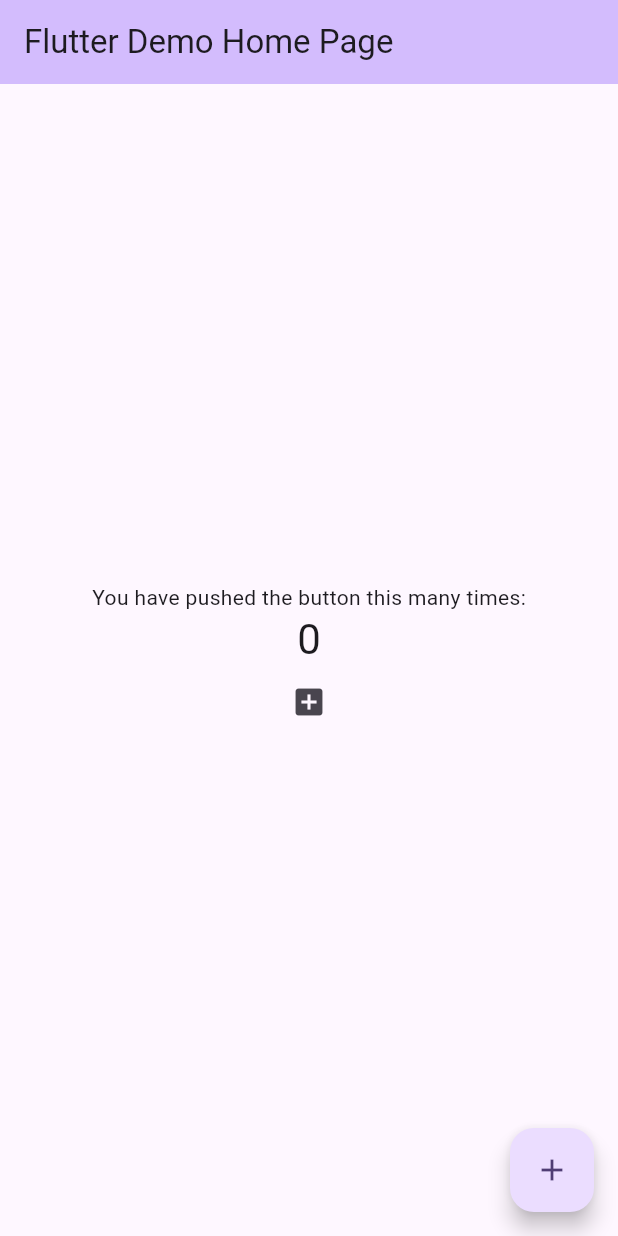
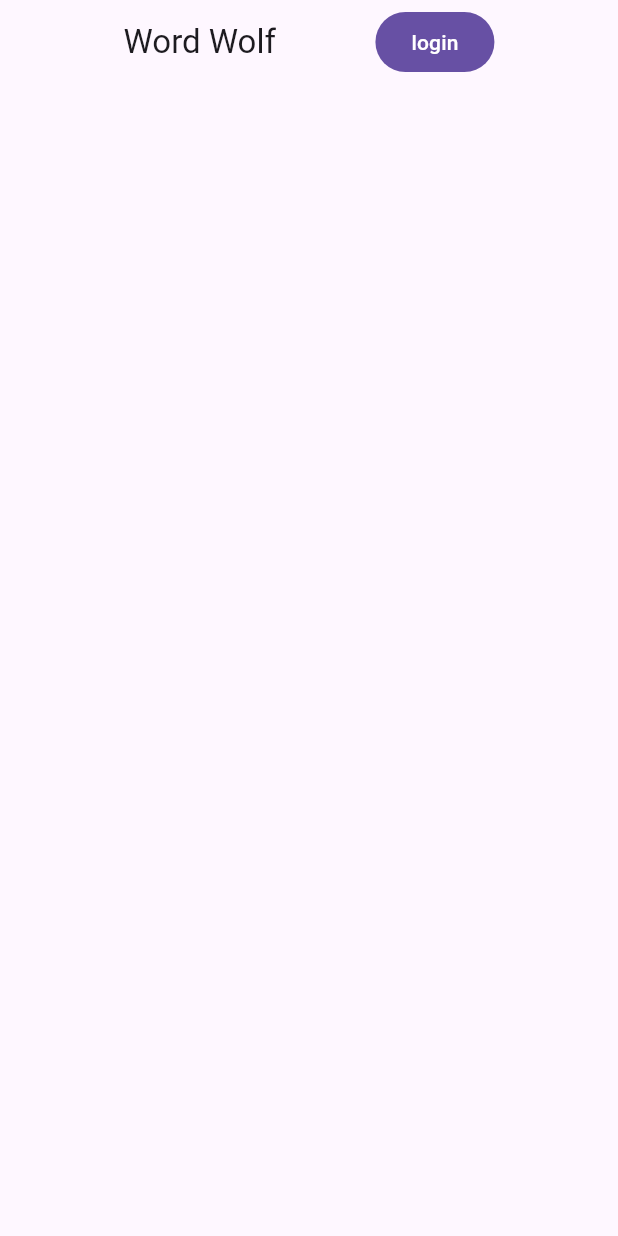
Before and after one commit to seyed0123/word-wolf, a Flutter app: the screen it shows after launch, on a phone screen of 412 x 824 dp. Run offline on Flutter 3.47's test engine with Material 3 defaults, Android fonts, the light colour scheme and no system bars.

Commit message:
login & sign up page UI done

```diff
--- /dev/null
+++ b/lib/home/home.dart
@@ -0,0 +1,26 @@
+import 'package:flutter/material.dart';
+
+
+class Home extends StatefulWidget {
+  const Home({Key? key}) : super(key: key);
+
+  @override
+  State<Home> createState() => _HomeState();
+}
+
+class _HomeState extends State<Home> {
+  @override
+  Widget build(BuildContext context) {
+    return Scaffold(
+      appBar: AppBar(
+        title: Row(
+          mainAxisAlignment: MainAxisAlignment.spaceEvenly,
+          children: [
+            Text('Word Wolf'),
+            FilledButton(onPressed: (){Navigator.pushNamed(context, '/login');}, child: Text("login"))
+          ],
+        ),
+      ),
+    );
+  }
+}
--- a/lib/main.dart
+++ b/lib/main.dart
@@ -1,4 +1,7 @@
 import 'package:flutter/material.dart';
+import 'package:word_wolf/login/login.dart';
+import 'package:word_wolf/home/home.dart';
+import 'package:word_wolf/login/sign_up.dart';
 
 void main() {
   runApp(const MyApp());
@@ -10,101 +13,11 @@ class MyApp extends StatelessWidget {
   @override
   Widget build(BuildContext context) {
     return MaterialApp(
-      title: 'Flutter Demo',
-      theme: ThemeData(
-        colorScheme: ColorScheme.fromSeed(seedColor: Colors.deepPurple),
-        useMaterial3: true,
-      ),
-      home: const MyHomePage(title: 'Flutter Demo Home Page'),
+      routes: {
+        '/': (context) =>  const Home() ,
+        '/login': (context) =>  const login(),
+        '/sign_up':(context) => const Sign_up(),
+      },
     );
   }
 }
-
-class MyHomePage extends StatefulWidget {
-  const MyHomePage({super.key, required this.title});
-
-  // This widget is the home page of your application. It is stateful, meaning
-  // that it has a State object (defined below) that contains fields that affect
-  // how it looks.
-
-  // This class is the configuration for the state. It holds the values (in this
-  // case the title) provided by the parent (in this case the App widget) and
-  // used by the build method of the State. Fields in a Widget subclass are
-  // always marked "final".
-
-  final String title;
-
-  @override
-  State<MyHomePage> createState() => _MyHomePageState();
-}
-
-class _MyHomePageState extends State<MyHomePage> {
-  int _counter = 0;
-
-  void _incrementCounter() {
-    setState(() {
-      // This call to setState tells the Flutter framework that something has
-      // changed in this State, which causes it to rerun the build method below
-      // so that the display can reflect the updated values. If we changed
-      // _counter without calling setState(), then the build method would not be
-      // called again, and so nothing would appear to happen.
-      _counter++;
-    });
-  }
-
-  @override
-  Widget build(BuildContext context) {
-    // This method is rerun every time setState is called, for instance as done
-    // by the _incrementCounter method above.
-    //
-    // The Flutter framework has been optimized to make rerunning build methods
-    // fast, so that you can just rebuild anything that needs updating rather
-    // than having to individually change instances of widgets.
-    return Scaffold(
-      appBar: AppBar(
-        // TRY THIS: Try changing the color here to a specific color (to
-        // Colors.amber, perhaps?) and trigger a hot reload to see the AppBar
-        // change color while the other colors stay the same.
-        backgroundColor: Theme.of(context).colorScheme.inversePrimary,
-        // Here we take the value from the MyHomePage object that was created by
-        // the App.build method, and use it to set our appbar title.
-        title: Text(widget.title),
-      ),
-      body: Center(
-        // Center is a layout widget. It takes a single child and positions it
-        // in the middle of the parent.
-        child: Column(
-          // Column is also a layout widget. It takes a list of children and
-          // arranges them vertically. By default, it sizes itself to fit its
-          // children horizontally, and tries to be as tall as its parent.
-          //
-          // Column has various properties to control how it sizes itself and
-          // how it positions its children. Here we use mainAxisAlignment to
-          // center the children vertically; the main axis here is the vertical
-          // axis because Columns are vertical (the cross axis would be
-          // horizontal).
-          //
-          // TRY THIS: Invoke "debug painting" (choose the "Toggle Debug Paint"
-          // action in the IDE, or press "p" in the console), to see the
-          // wireframe for each widget.
-          mainAxisAlignment: MainAxisAlignment.center,
-          children: <Widget>[
-            const Text(
-              'You have pushed the button this many times:',
-            ),
-            Text(
-              '$_counter',
-              style: Theme.of(context).textTheme.headlineMedium,
-            ),
-            IconButton(onPressed: _incrementCounter, icon: const Icon(Icons.add_box),tooltip: 'Increment',)
-          ],
-        ),
-      ),
-      floatingActionButton: FloatingActionButton(
-        onPressed: _incrementCounter,
-        tooltip: 'Increment',
-        child: const Icon(Icons.add),
-      ), // This trailing comma makes auto-formatting nicer for build methods.
-    );
-  }
-}
```
Also changed, not shown: lib/login/login.dart (added, +118 -0 lines), lib/login/sign_up.dart (added, +163 -0 lines).
